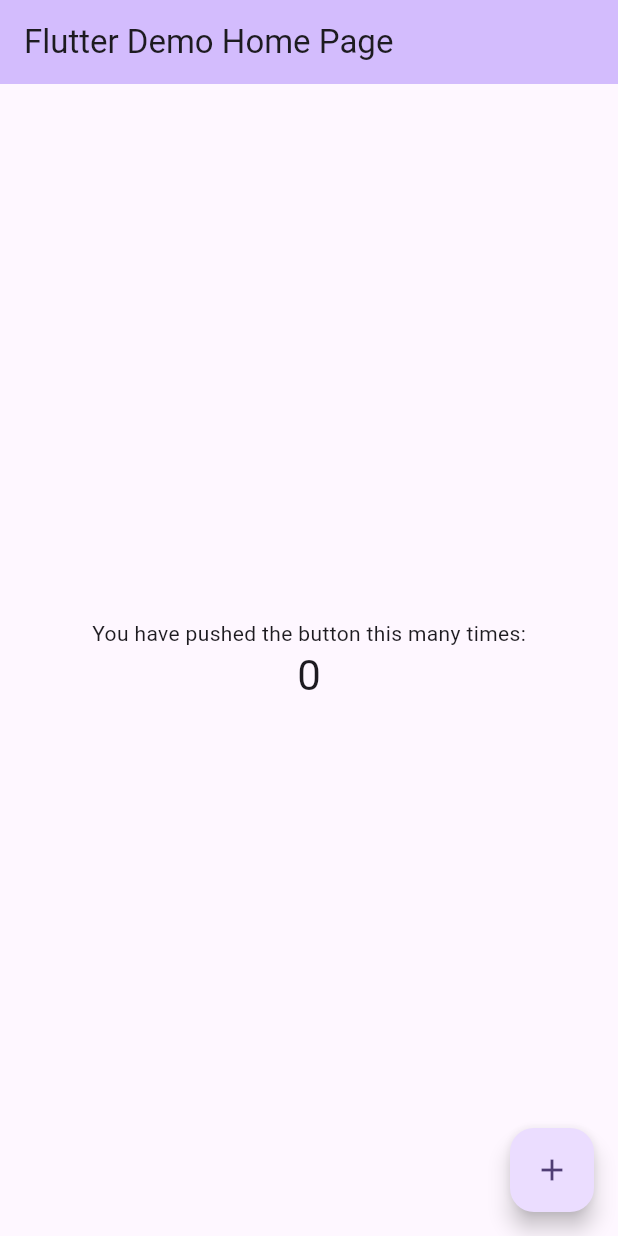
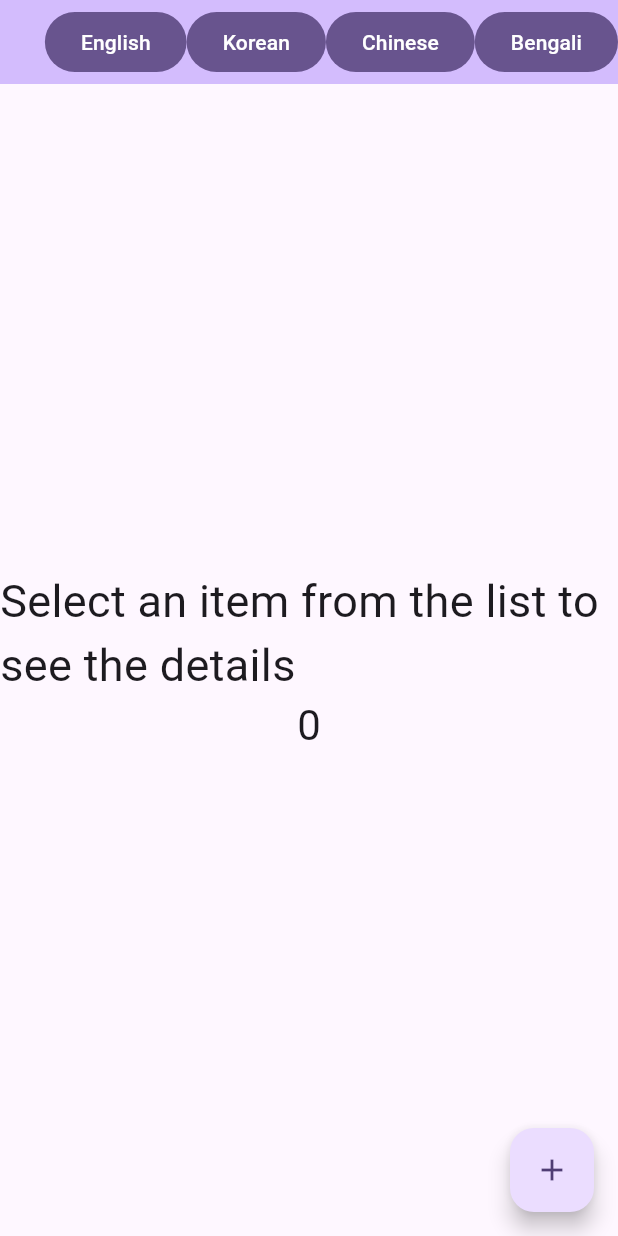
Before and after one commit to JessySeo9955/flutter_CST2335, a Flutter app: the screen it shows after launch, on a phone screen of 412 x 824 dp. Run offline on Flutter 3.47's test engine with Material 3 defaults, Android fonts, the phone set to English and light mode, and no system bars.

Commit message:
common dependencies and multi language support added

```diff
--- /dev/null
+++ b/assets/translations/en.json
@@ -0,0 +1,10 @@
+
+{
+
+  "Name" : "Word",
+  "Add" : "Add word",
+  "Ok" : "Ok",
+  "TextSelect" : "Select an item from the list to see the details"
+
+
+}
--- /dev/null
+++ b/lib/AppLocalizations.dart
@@ -0,0 +1,55 @@
+
+import 'dart:convert';
+import 'dart:ui';
+import 'package:flutter/material.dart';
+import 'package:flutter/services.dart';
+
+
+class AppLocalizations {
+  AppLocalizations(this.locale){
+    _localizedStrings = <String, String>{ };
+  }
+
+  static AppLocalizations? of(BuildContext context) {
+    return Localizations.of<AppLocalizations>(context, AppLocalizations);
+  }
+
+  static const LocalizationsDelegate<AppLocalizations> delegate =
+  _AppLocalizationsDelegate();
+
+  final Locale locale;
+  late Map<String, String> _localizedStrings;
+
+  Future<void> load() async {
+    String jsonString = await rootBundle.loadString('assets/translations/${locale.languageCode}.json');
+    Map<String, dynamic> jsonMap = json.decode(jsonString);
+
+    _localizedStrings = jsonMap.map((key, value) {
+      return MapEntry(key, value.toString());
+    });
+  }
+
+  String? translate(String key) {
+    return _localizedStrings[key];
+  }
+}
+
+
+class _AppLocalizationsDelegate extends LocalizationsDelegate<AppLocalizations> {
+  const _AppLocalizationsDelegate();
+
+  @override
+  bool isSupported(Locale locale) {
+    return true;
+  }
+
+  @override
+  Future<AppLocalizations> load(Locale locale) async {
+    AppLocalizations localizations = AppLocalizations(locale);
+    await localizations.load();
+    return localizations;
+  }
+
+  @override
+  bool shouldReload(_AppLocalizationsDelegate old) => false;
+}
--- a/lib/main.dart
+++ b/lib/main.dart
@@ -1,16 +1,54 @@
 import 'package:flutter/material.dart';
+import 'AppLocalizations.dart';
+import 'package:flutter_localizations/flutter_localizations.dart';
 
 void main() {
   runApp(const MyApp());
 }
 
-class MyApp extends StatelessWidget {
+class MyApp extends StatefulWidget {
   const MyApp({super.key});
+
+  static void setLocale(BuildContext context, Locale newLocale) async {
+
+    //this retrieves the state
+    MyAppState? state = context.findAncestorStateOfType<MyAppState>();
+    state?.changeLanguage(newLocale);
+  }
+
+  @override
+  MyAppState createState() {
+    return MyAppState();
+  }
+}
+
+class MyAppState extends State<MyApp> {
+  //app starts off with this language:
+  var _locale = Locale("en", "ca");//english from canada
+
+  void changeLanguage(Locale locale){
+    setState(() {
+      _locale = locale;  //this updates your language to the new one
+    });
+  }
+
 
   // This widget is the root of your application.
   @override
   Widget build(BuildContext context) {
     return MaterialApp(
+      supportedLocales: [   //list all the languages your app supports:
+        Locale("en", "CA"),
+        Locale("bn"),
+        Locale("zh"),
+        Locale("ko"),
+      ],
+      localizationsDelegates: const [   //copy and paste this, don't change it
+        AppLocalizations.delegate,
+        GlobalMaterialLocalizations.delegate,
+        GlobalWidgetsLocalizations.delegate,
+      ],
+      locale: _locale, //starting language
       title: 'Flutter Demo',
       theme: ThemeData(
         // This is the theme of your application.
@@ -54,6 +92,10 @@ class MyHomePage extends StatefulWidget {
 }
 
 class _MyHomePageState extends State<MyHomePage> {
+
+  //app starts off with this language:
+  var _locale = Locale("en", "ca");//english from canada
+
   int _counter = 0;
 
   void _incrementCounter() {
@@ -77,6 +119,16 @@ class _MyHomePageState extends State<MyHomePage> {
     // than having to individually change instances of widgets.
     return Scaffold(
       appBar: AppBar(
+        actions: [
+          FilledButton(onPressed: (){MyApp.setLocale(context, Locale("en", "CA")); },
+              child: Text("English")),
+          FilledButton(onPressed: (){MyApp.setLocale(context, Locale("ko")); },
+              child: Text("Korean")),
+          FilledButton(onPressed: (){MyApp.setLocale(context, Locale("zh")); },
+              child: Text("Chinese")),
+          FilledButton(onPressed: (){MyApp.setLocale(context, Locale("bn")); },
+              child: Text("Bengali")),
+        ],
         // TRY THIS: Try changing the color here to a specific color (to
         // Colors.amber, perhaps?) and trigger a hot reload to see the AppBar
         // change color while the other colors stay the same.
@@ -104,7 +156,7 @@ class _MyHomePageState extends State<MyHomePage> {
           // wireframe for each widget.
           mainAxisAlignment: MainAxisAlignment.center,
           children: <Widget>[
-            const Text('You have pushed the button this many times:'),
+            Text(AppLocalizations.of(context)!.translate('TextSelect')!,style: TextStyle(fontSize: 30.0)),
             Text(
               '$_counter',
               style: Theme.of(context).textTheme.headlineMedium,
```
Also changed, not shown: assets/translations/bn.json (added, +9 -0 lines), assets/translations/ko.json (added, +10 -0 lines), assets/translations/zh.json (added, +10 -0 lines), pubspec.yaml (+19 -1 lines), pubspec.lock, 6 other files.
